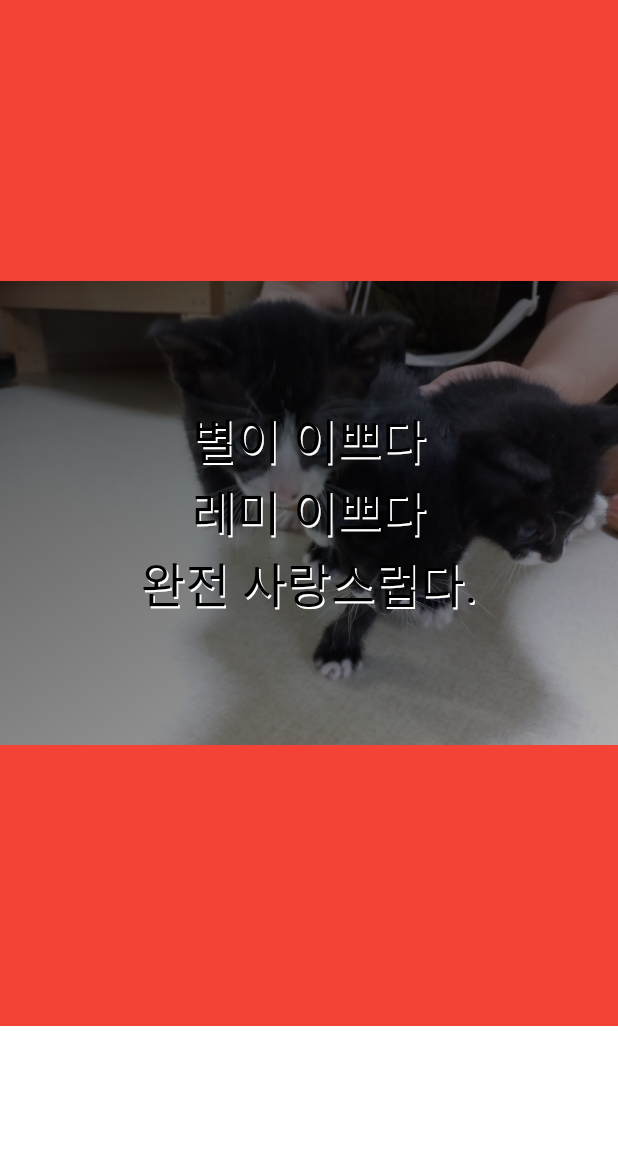
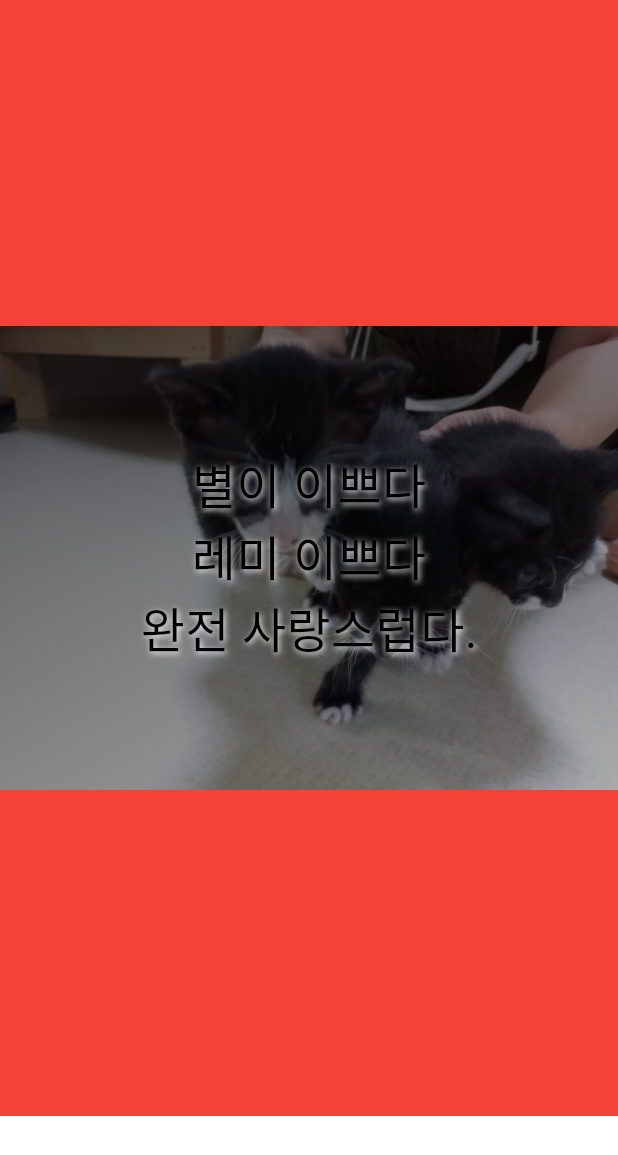
Before and after one commit to dmnkx/fl-youngsim-blog, a Flutter app: the SecondPage widget shown alone on an empty page, opened directly, on a phone screen of 412 x 824 dp. Shown: the top 1155 px of the screen. Run offline on Flutter 3.47's test engine with Material 3 defaults, Android fonts, the phone set to English and light mode, and no system bars; Roboto replaces fonts that are missing (GowunDodum).

Commit message:
Modify Main page

```diff
--- a/lib/main.dart
+++ b/lib/main.dart
@@ -28,7 +28,7 @@
         desktopLayout: DesktopLayout(),
       ),
       theme: lightMode,
-      darkTheme: darkMode,
+      darkTheme: lightMode,
     );
   }
 }
--- a/lib/screens/dimensions.dart
+++ b/lib/screens/dimensions.dart
@@ -1,4 +1,4 @@
 final mobileWidth = 600;
 
 final titleHeight = 80.0;
-final menuHeight = 60.0;
+final menuHeight = 0;
--- /dev/null
+++ b/lib/screens/main/components/shadow_text.dart
@@ -0,0 +1,19 @@
+import 'package:flutter/material.dart';
+
+class ShadowText extends StatelessWidget {
+  const ShadowText({super.key, required this.text});
+  final String text;
+
+  @override
+  Widget build(BuildContext context) {
+    return Text(
+      text,
+      style: TextStyle(
+        fontSize: 32,
+        shadows: [
+          Shadow(color: Colors.white, offset: Offset(1, 1), blurRadius: 5),
+        ],
+      ),
+    );
+  }
+}
--- a/lib/screens/main/pages/second.dart
+++ b/lib/screens/main/pages/second.dart
@@ -1,4 +1,5 @@
 import 'package:fl_youngsim_blog/screens/dimensions.dart';
+import 'package:fl_youngsim_blog/screens/main/components/shadow_text.dart';
 import 'package:flutter/material.dart';
 
 class SecondPage extends StatelessWidget {
@@ -38,33 +39,9 @@
                 crossAxisAlignment: CrossAxisAlignment.center,
                 mainAxisAlignment: MainAxisAlignment.center,
                 children: [
-                  Text(
-                    '별이 이쁘다',
-                    style: TextStyle(
-                      fontSize: 32,
-                      shadows: [
-                        Shadow(color: Colors.white, offset: Offset(1, 1)),
-                      ],
-                    ),
-                  ),
-                  Text(
-                    '레미 이쁘다',
-                    style: TextStyle(
-                      fontSize: 32,
-                      shadows: [
-                        Shadow(color: Colors.white, offset: Offset(1, 1)),
-                      ],
-                    ),
-                  ),
-                  Text(
-                    '완전 사랑스럽다.',
-                    style: TextStyle(
-                      fontSize: 32,
-                      shadows: [
-                        Shadow(color: Colors.white, offset: Offset(1, 1)),
-                      ],
-                    ),
-                  ),
+                  ShadowText(text: '별이 이쁘다'),
+                  ShadowText(text: '레미 이쁘다'),
+                  ShadowText(text: '완전 사랑스럽다.'),
                 ],
               ),
             ),
--- a/lib/themes/theme.dart
+++ b/lib/themes/theme.dart
@@ -3,21 +3,24 @@
 ThemeData lightMode = ThemeData(
   brightness: Brightness.light,
   colorScheme: ColorScheme.light(
-    primary: Colors.black,
-    secondary: Colors.black,
+    primary: Colors.black, // 메인 텍스트 색상
+    secondary: Colors.green,
     surface: Colors.white,
   ),
   textTheme: lightTextTheme,
+  scaffoldBackgroundColor: Colors.white,
+  appBarTheme: AppBarTheme(backgroundColor: Colors.white),
 );
 
 ThemeData darkMode = ThemeData(
   brightness: Brightness.dark,
   colorScheme: ColorScheme.dark(
-    primary: Colors.black,
-    secondary: Colors.black,
+    primary: Colors.blue,
+    secondary: Colors.yellow,
     surface: Colors.black,
   ),
   textTheme: darkTextTheme,
+  appBarTheme: AppBarTheme(backgroundColor: Colors.white),
 );
 
 TextTheme lightTextTheme = TextTheme(
```
Also changed, not shown: lib/screens/desktop_layout.dart (+15 -36 lines), lib/screens/main/components/outline_text.dart (added, +21 -0 lines), lib/screens/main/pages/first.dart (+2 -7 lines), lib/screens/main/pages/third.dart (+34 -2 lines), assets/images/logo.jpeg (deleted), assets/images/logo.png (added), 1 other file.
